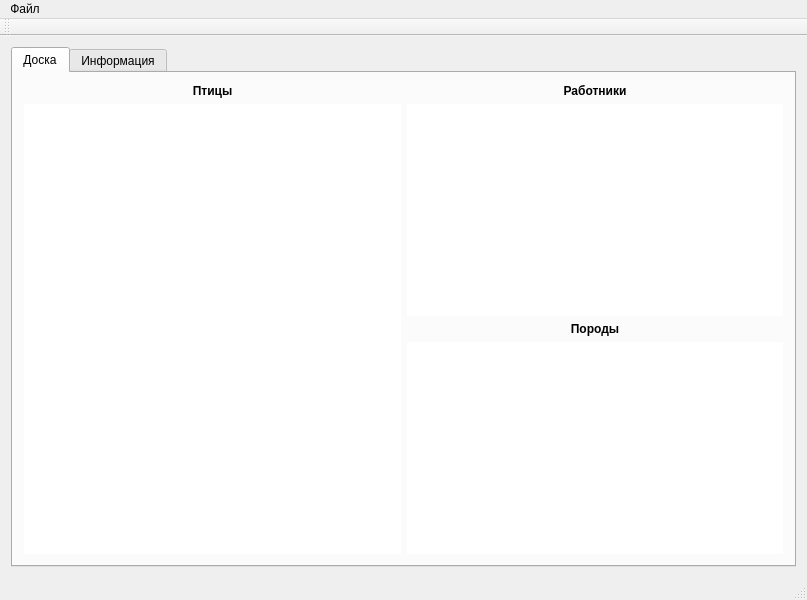
This is gui/mainwindow.ui in Xtail96/QSQLite-database as Qt 5 draws it before an edit. The edited form follows.
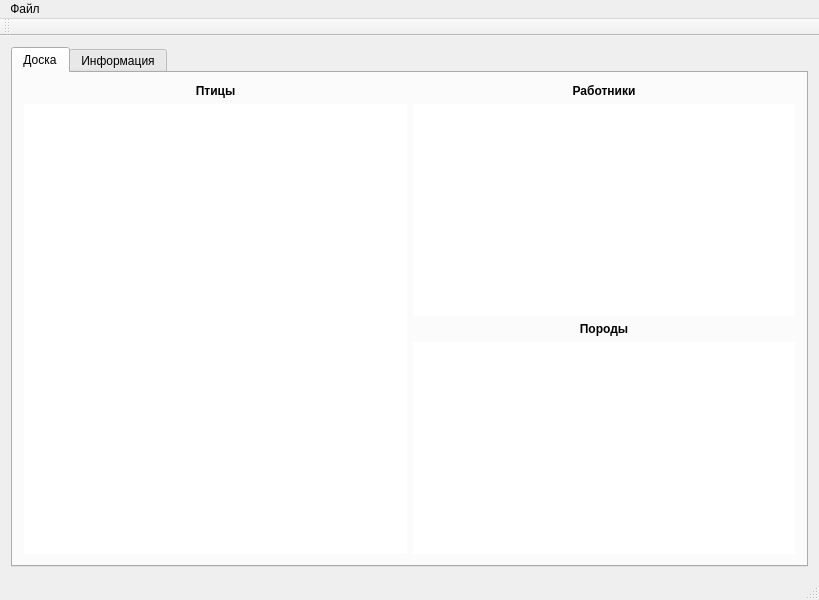
This is the edited form. The open tabs and pages were chosen to show the change.

Commit message: Отчет в поле информации

```diff
--- a/gui/mainwindow.ui
+++ b/gui/mainwindow.ui
@@ -6,7 +6,7 @@
    <rect>
     <x>0</x>
     <y>0</y>
-    <width>807</width>
+    <width>819</width>
     <height>600</height>
    </rect>
   </property>
@@ -257,7 +257,7 @@
     <rect>
      <x>0</x>
      <y>0</y>
-     <width>807</width>
+     <width>819</width>
      <height>22</height>
     </rect>
    </property>
```
Left out of the diff: 9 changed lines with no effect on the pictures. The commit also changes 3 other files.
